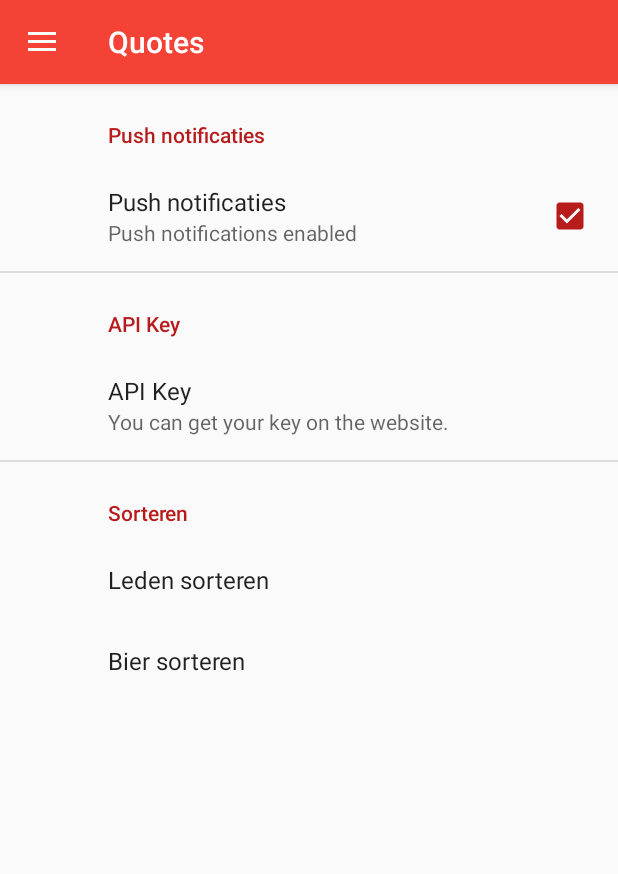
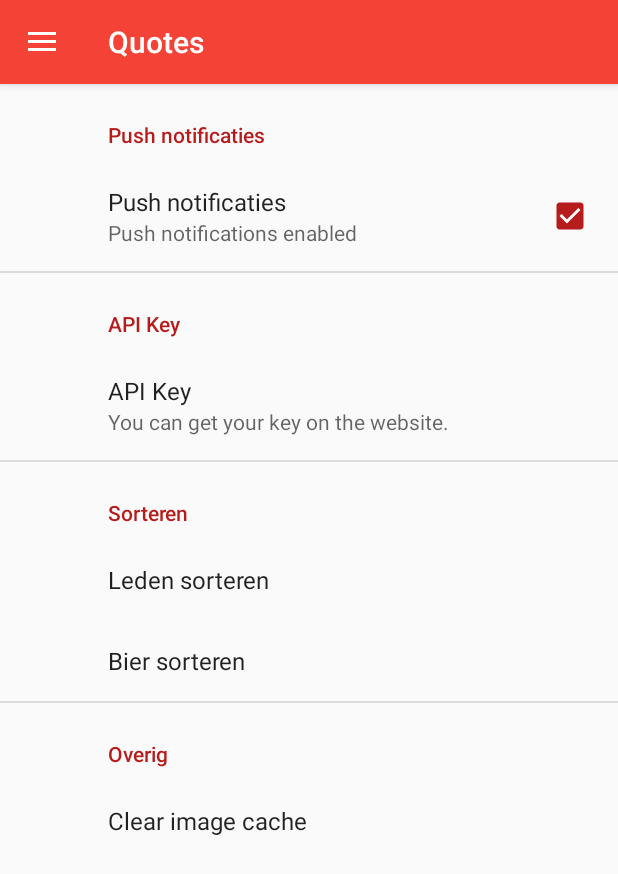
Before and after one commit to DispuutHamers/hamersapp, an Android app: the fragment SettingsFragment placed in its activity, on a phone screen of 412 x 824 dp. Shown: the top 874 px of the screen. Run offline under Robolectric (Android 15) with nearby library versions, the phone set to English and light mode, and no system bars; our stand-ins replace Volley, androidx.preference; libraries missing offline, so code that uses them is left out: com.nostra13.universalimageloader; network calls fail; 5 statements that could not run were skipped.

Commit message:
Button (in preferences) to clear image cache

```diff
--- a/hamersapp/src/main/java/nl/ecci/hamers/SettingsFragment.java
+++ b/hamersapp/src/main/java/nl/ecci/hamers/SettingsFragment.java
@@ -1,12 +1,34 @@
 package nl.ecci.hamers;
 
 import android.os.Bundle;
+import android.support.design.widget.Snackbar;
+import android.support.v7.preference.Preference;
+import android.support.v7.preference.Preference.OnPreferenceClickListener;
 import android.support.v7.preference.PreferenceFragmentCompat;
+import android.view.View;
+
+import com.nostra13.universalimageloader.core.ImageLoader;
 
 public class SettingsFragment extends PreferenceFragmentCompat {
 
     @Override
     public void onCreatePreferences(Bundle bundle, String s) {
         addPreferencesFromResource(R.xml.preferences);
+
+        Preference clear_image_cache = findPreference("clear_image_cache");
+        clear_image_cache.setOnPreferenceClickListener(
+                new OnPreferenceClickListener() {
+                    public boolean onPreferenceClick(Preference preference) {
+                        ImageLoader.getInstance().clearMemoryCache();
+                        ImageLoader.getInstance().clearDiskCache();
+
+                        View view = getView();
+                        if (view != null) {
+                            Snackbar.make(view, R.string.clear_image_cache_snackbar, Snackbar.LENGTH_SHORT).show();
+                        }
+                        return true;
+                    }
+                }
+        );
     }
 }
--- a/hamersapp/src/main/res/values/strings.xml
+++ b/hamersapp/src/main/res/values/strings.xml
@@ -87,20 +87,17 @@
     <string name="create_motion">Dien motie in</string>
 
     <!-- Settings -->
-    <!-- Notifications -->
     <string name="pushnotifications">Push notificaties</string>
     <string name="push_title">Push notificaties</string>
     <string name="pref_summaryOn">Push notifications enabled</string>
     <string name="pref_summaryOff">Push notifications disabled</string>
 
-    <!-- API key -->
     <string name="apikey_category">API Key</string>
     <string name="apikey_summary">You can get your key on the website.</string>
     <string name="apikey_hint">Copy+paste your key here..</string>
 
-    <!-- Sorting -->
     <string name="sorting_category">Sorteren</string>
-    <!-- Users -->
+
     <array name="usersort_array_values">
         <item>none</item>
         <item>name</item>
@@ -113,7 +110,6 @@
         <item>Sorteer op aantal quotes</item>
         <item>Sorteer op aantal reviews</item>
     </array>
-    <!-- Beer -->
     <array name="beersort_array_values">
         <item>name</item>
         <item>rating</item>
@@ -126,6 +122,10 @@
         <item>Sorteer op datum (ASC)</item>
         <item>Sorteer op datum (DESC)</item>
     </array>
+
+    <string name="other_category">Overig</string>
+    <string name="clear_image_cache_setting">Clear image cache</string>
+    <string name="clear_image_cache_snackbar">Image cache cleared!</string>
 
     <!-- Snackbar -->
     <string name="snackbar_downloaderror">Fout bij het downloaden</string>
--- a/hamersapp/src/main/res/xml/preferences.xml
+++ b/hamersapp/src/main/res/xml/preferences.xml
@@ -36,4 +36,9 @@
                 android:entries="@array/beersort_array"
                 android:entryValues="@array/beersort_array_values"/>
     </PreferenceCategory>
+
+    <PreferenceCategory
+        android:title="@string/other_category">
+        <Preference android:title="@string/clear_image_cache_setting" android:key="clear_image_cache"/>
+    </PreferenceCategory>
 </PreferenceScreen>
```
